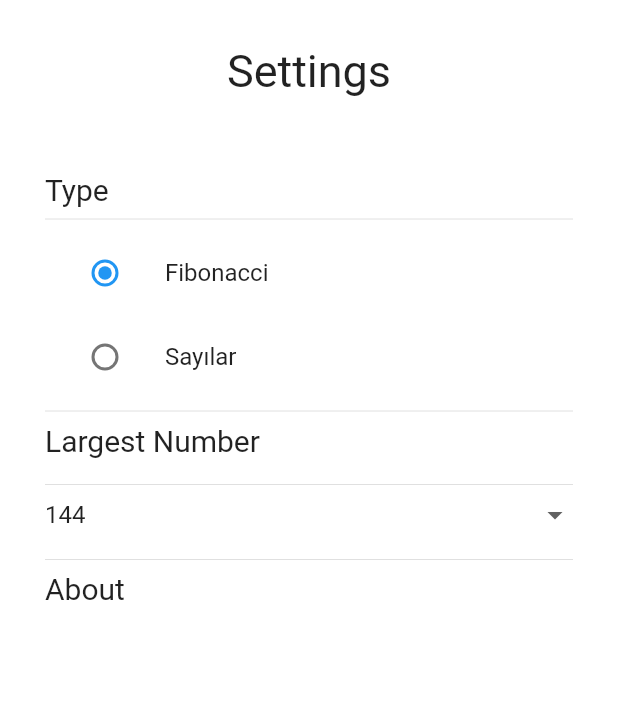
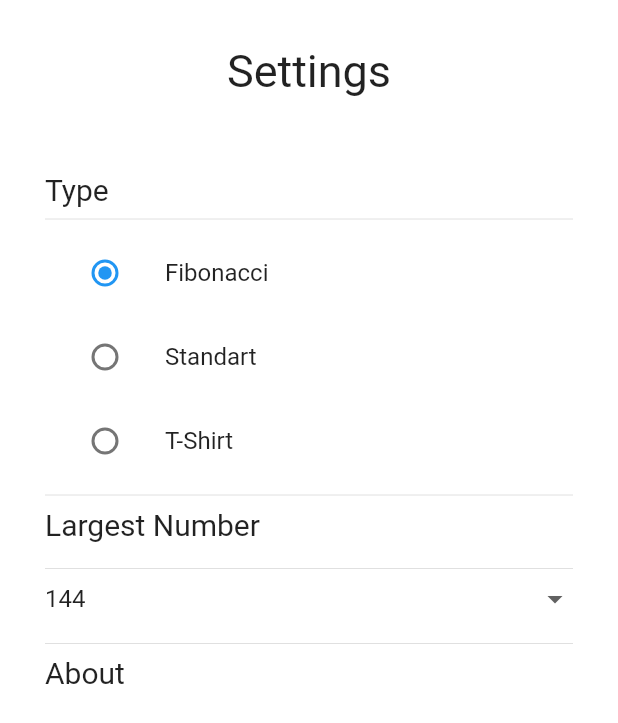
Before and after one commit to Erkanerkisi/scrumate, a Flutter app: the Settings widget shown alone on an empty page, opened directly, on a phone screen of 412 x 824 dp. Shown: the top 723 px of the screen. Run offline on Flutter 3.47's test engine with Material 2 defaults, Android fonts, the phone set to English and light mode, and no system bars.

Commit message:
T-Shirt sequence added

```diff
--- a/lib/settings.dart
+++ b/lib/settings.dart
@@ -6,6 +6,19 @@ class Settings extends StatelessWidget {
   @override
   Widget build(BuildContext context) {
     return Consumer<SettingsModal>(builder: (context, settings, child) {
+      List<DropdownMenuItem<int>> getItems(String type) {
+        if (type == 'T-Shirt') {
+          return null;
+        }
+        return settings
+            .getSelectionOfMaxValues(type)
+            .map<DropdownMenuItem<int>>((int value) {
+          return DropdownMenuItem<int>(
+            value: value,
+            child: Text(value.toString()),
+          );
+        }).toList();
+      }
       return Container(
         color: Colors.white,
         child: Container(
@@ -35,9 +48,19 @@ class Settings extends StatelessWidget {
                 ),
               ),
               ListTile(
-                title: const Text('Sayılar'),
+                title: const Text('Standart'),
                 leading: Radio(
-                  value: 'Sayılar',
+                  value: 'Standart',
+                  groupValue: settings.getType(),
+                  onChanged: (String newValue) {
+                    settings.changeType(newValue);
+                  },
+                ),
+              ),
+              ListTile(
+                title: const Text('T-Shirt'),
+                leading: Radio(
+                  value: 'T-Shirt',
                   groupValue: settings.getType(),
                   onChanged: (String newValue) {
                     settings.changeType(newValue);
@@ -60,14 +83,7 @@ class Settings extends StatelessWidget {
                   onChanged: (int value) {
                     settings.changeMaxValue(value);
                   },
-                  items: settings
-                      .getSelectionOfMaxValues(settings.getType())
-                      .map<DropdownMenuItem<int>>((int value) {
-                    return DropdownMenuItem<int>(
-                      value: value,
-                      child: Text(value.toString()),
-                    );
-                  }).toList(),
+                  items: getItems(settings.getType()),
                 ),
               ),
               Padding(
--- a/lib/settings_modal.dart
+++ b/lib/settings_modal.dart
@@ -6,19 +6,26 @@ class SettingsModal extends ChangeNotifier {
   int _maxValue = 144;
 
   //Card Types All List
-  Map<String,List<int>> _map ={
-    "Fibonacci"    : [1,2,3,5,8,13,21,34,55,89,144,233,377,610,987],
-    "Sayılar" : [1,2,3,4,5,6,7,8,9,10,11,12,13,14,15]
+  Map<String,List<String>> _map ={
+    "Fibonacci"    : ['1','2','3','5','8','13','21','34','55','89','144','233','377','610','987'],
+    "Standart" : ['1','2','3','4','5','6','7','8','9','10','11','12','13','14','15'],
+    "T-Shirt" : ['XS','S','M','L','XL','XXL','XXXL'],
   };
   //Default max values
    Map<String,int> _defaultMaxValues ={
     "Fibonacci"    : 144,
-    "Sayılar"      : 10
+    "Standart"      : 10
   };
   //Get List with given type and max Value
-  List<int> getDataViaType(String type) =>_map[type].where((k) => k <= getMaxValue()).toList();
+  List<String> getDataViaType(String type) {
+    if(type == 'T-Shirt'){
+      return _map[type];
+    }
+    List<String> list = _map[type].map((k)=> int.parse(k)).toList().where((a) => a <= getMaxValue()).toList().map((f)=> f.toString()).toList();
+    return list;
+  }
   //
-  List<int> getSelectionOfMaxValues(String type) =>_map[type].toList();
+  List<int> getSelectionOfMaxValues(String type) =>_map[type].map((f)=> int.parse(f)).toList();
   //Get all types
   List<String> getCardTypes () => _map.keys.toList();
 
@@ -27,7 +34,9 @@ class SettingsModal extends ChangeNotifier {
 
   void changeType(String type) {
     _type = type;
+    if(type != 'T-Shirt'){
     _maxValue = _defaultMaxValues[type];
+    }
     notifyListeners();
   }
   void changeMaxValue(int maxValue) {
```
